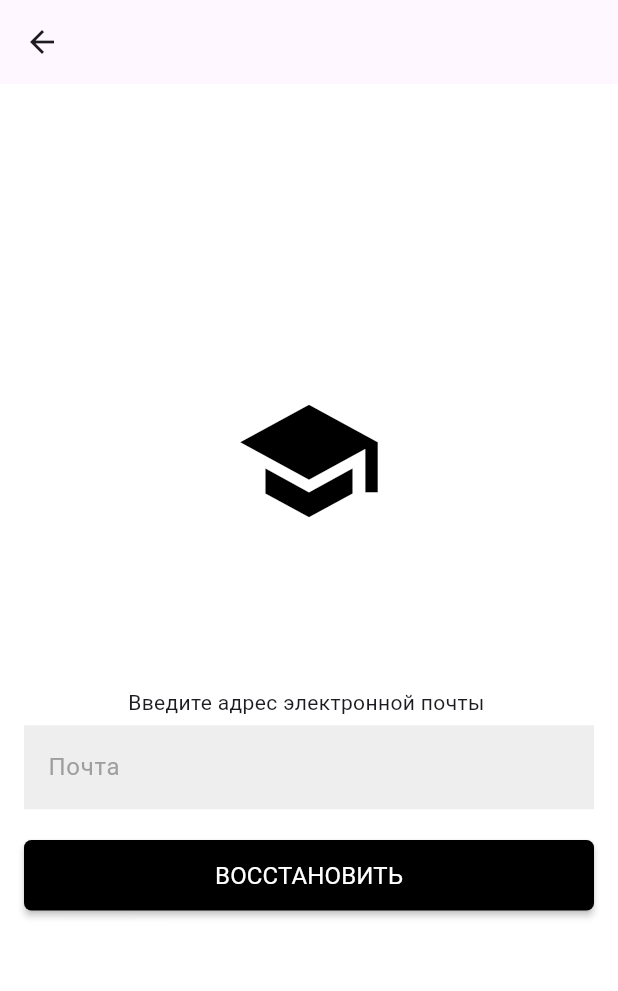
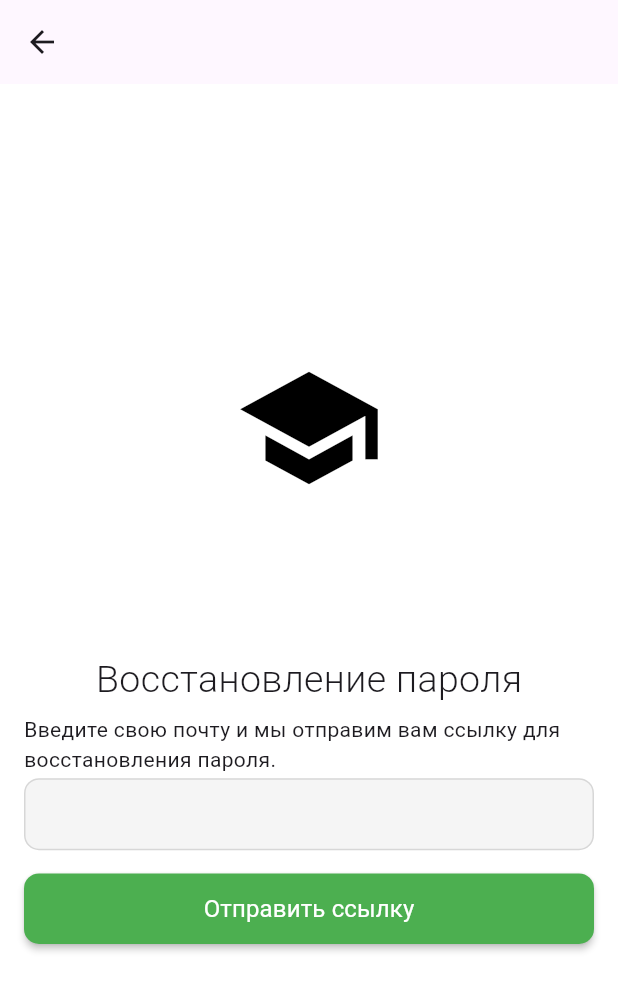
Before and after one commit to ascial/education_control, a Flutter app: the screen it shows after launch, after a tap on "Забыли пароль?", on a phone screen of 412 x 824 dp. Shown: the top 991 px of the screen. Run offline on Flutter 3.47's test engine with Material 3 defaults, Android fonts, the phone set to English and light mode, and no system bars; our stand-ins replace cloud_firestore, firebase_auth, firebase_core; accounts and stored records are empty.

Commit message:
remaking auth screens UI's

```diff
--- a/lib/features/auth2/view/forgot_password_screen.dart
+++ b/lib/features/auth2/view/forgot_password_screen.dart
@@ -1,6 +1,6 @@
 import 'package:edu_sys/features/auth2/widgets/auth_button.dart';
-import 'package:edu_sys/features/auth2/widgets/auth_help_text.dart';
-import 'package:edu_sys/features/auth2/widgets/auth_textfield.dart';
+import 'package:edu_sys/features/auth2/widgets/auth_text_field.dart';
+import 'package:edu_sys/features/auth2/widgets/auth_type_text.dart';
 import 'package:flutter/material.dart';
 
 class ForgotPasswordScreen extends StatefulWidget {
@@ -17,28 +17,29 @@ class _ForgotPasswordScreenState extends State<ForgotPasswordScreen> {
   Widget build(BuildContext context) {
     return Scaffold(
       appBar: AppBar(),
-      body: Center(
+      body: SafeArea(
+        child: Center(
           child: Column(
             mainAxisAlignment: MainAxisAlignment.center,
             children: [
               const Icon(Icons.school, size: 100, color: Colors.black),
               const SizedBox(height: 100),
-            AuthHelpText(
-              text: 'Введите адрес электронной почты',
-              activeText: '',
-              alignment: MainAxisAlignment.center,
-              onTap: () {},
+              const AuthTypeText(text: 'Восстановление пароля'),
+              const Padding(
+                padding: EdgeInsets.symmetric(horizontal: 16),
+                child: Text(
+                    'Введите свою почту и мы отправим вам ссылку для восстановления пароля.'),
               ),
               AuthTextField(
-              hint: 'Почта',
                 obscureText: false,
                 controller: emailController,
               ),
               AuthButton(
                 onPressed: () {},
-              text: 'ВОССТАНОВИТЬ',
+                text: 'Отправить ссылку',
               )
             ],
+          ),
         ),
       ),
     );
--- a/lib/features/auth2/view/login_screen.dart
+++ b/lib/features/auth2/view/login_screen.dart
@@ -1,6 +1,7 @@
-import 'package:edu_sys/features/auth2/widgets/auth_help_text.dart';
+import 'package:edu_sys/features/auth2/widgets/auth_active_text.dart';
 import 'package:edu_sys/features/auth2/widgets/auth_button.dart';
-import 'package:edu_sys/features/auth2/widgets/auth_textfield.dart';
+import 'package:edu_sys/features/auth2/widgets/auth_type_text.dart';
+import 'package:edu_sys/features/auth2/widgets/auth_text_field.dart';
 import 'package:edu_sys/repositories/auth/auth_repository.dart';
 import 'package:flutter/material.dart';
 
@@ -35,40 +36,41 @@ class _LoginScreenState extends State<LoginScreen> {
             children: [
               const Icon(Icons.school, size: 100, color: Colors.black),
               const SizedBox(height: 100),
-              AuthTextField(
-                hint: 'Почта',
-                obscureText: false,
-                controller: emailController,
+              const AuthTypeText(text: 'Вход'),
+              const Padding(
+                padding: EdgeInsets.symmetric(horizontal: 16),
+                child: Row(
+                  children: [
+                    Text('Почта'),
+                  ],
+                ),
               ),
-              AuthTextField(
-                hint: 'Пароль',
-                obscureText: true,
-                controller: passwordController,
+              AuthTextField(controller: emailController, obscureText: false),
+              Padding(
+                padding: const EdgeInsets.symmetric(horizontal: 16),
+                child: Row(
+                  children: [
+                    const Text('Пароль'),
+                    const Spacer(),
+                    AuthActiveText(
+                        text: 'Забыли пароль?',
+                        onTap: () {
+                          Navigator.of(context).pushNamed('/forgot_password');
+                        }),
+                  ],
+                ),
               ),
-              AuthHelpText(
-                text: '',
-                activeText: 'Забыли пароль?',
-                alignment: MainAxisAlignment.end,
-                onTap: () {
-                  Navigator.of(context).pushNamed('/forgot_password');
-                },
-              ),
-              AuthButton(
-                text: 'ВОЙТИ',
-                onPressed: () {
-                  authRepository.signIn(
-                    emailController.text.trim(),
-                    passwordController.text.trim(),
-                  );
-                },
-              ),
-              AuthHelpText(
-                text: 'Нет аккаунта?',
-                activeText: 'Зарегистрируйтесь',
-                alignment: MainAxisAlignment.center,
-                onTap: () {
-                  Navigator.of(context).pushNamed('/register');
-                },
+              AuthTextField(controller: passwordController, obscureText: true),
+              AuthButton(onPressed: () {}, text: 'Войти'),
+              Padding(
+                padding: const EdgeInsets.symmetric(horizontal: 16),
+                child: Row(
+                  mainAxisAlignment: MainAxisAlignment.center,
+                  children: [
+                    const Text('Нет аккаунта? '),
+                    AuthActiveText(text: 'Зарегистрироваться', onTap: () {}),
+                  ],
+                ),
               ),
             ],
           ),
--- /dev/null
+++ b/lib/features/auth2/widgets/auth_active_text.dart
@@ -0,0 +1,23 @@
+import 'package:flutter/material.dart';
+
+class AuthActiveText extends StatelessWidget {
+  final String text;
+  final void Function() onTap;
+
+  const AuthActiveText({
+    super.key,
+    required this.text,
+    required this.onTap,
+  });
+
+  @override
+  Widget build(BuildContext context) {
+    return InkWell(
+      onTap: onTap,
+      child: Text(
+        text,
+        style: const TextStyle(color: Colors.blueAccent),
+      ),
+    );
+  }
+}
--- a/lib/features/auth2/widgets/auth_button.dart
+++ b/lib/features/auth2/widgets/auth_button.dart
@@ -13,13 +13,13 @@ class AuthButton extends StatelessWidget {
   @override
   Widget build(BuildContext context) {
     return Padding(
-      padding: const EdgeInsets.symmetric(horizontal: 16, vertical: 15),
+      padding: const EdgeInsets.only(right: 16, left: 16, top: 5, bottom: 15),
       child: MaterialButton(
         padding: const EdgeInsets.symmetric(vertical: 12),
-        color: Colors.black,
+        color: Colors.green,
         textColor: Colors.white,
         minWidth: double.infinity,
-        shape: RoundedRectangleBorder(borderRadius: BorderRadius.circular(5)),
+        shape: RoundedRectangleBorder(borderRadius: BorderRadius.circular(10)),
         onPressed: onPressed,
         child: Text(
           text,
--- a/lib/features/auth2/widgets/auth_help_text.dart
+++ /dev/null
@@ -1,37 +0,0 @@
-import 'package:flutter/material.dart';
-
-class AuthHelpText extends StatelessWidget {
-  final String text, activeText;
-  final MainAxisAlignment alignment;
-  final void Function() onTap;
-
-  const AuthHelpText({
-    super.key,
-    required this.text,
-    required this.activeText,
-    required this.alignment,
-    required this.onTap,
-  });
-
-  @override
-  Widget build(BuildContext context) {
-    return Padding(
-      padding: const EdgeInsets.symmetric(horizontal: 16, vertical: 0),
-      child: Row(
-        mainAxisAlignment: alignment,
-        children: [
-          Text(
-            '$text ',
-          ),
-          InkWell(
-            onTap: onTap,
-            child: Text(
-              activeText,
-              style: const TextStyle(color: Colors.blue),
-            ),
-          ),
-        ],
-      ),
-    );
-  }
-}
--- /dev/null
+++ b/lib/features/auth2/widgets/auth_text_field.dart
@@ -0,0 +1,42 @@
+import 'package:flutter/material.dart';
+
+class AuthTextField extends StatelessWidget {
+  final TextEditingController controller;
+  final bool obscureText;
+
+  const AuthTextField({
+    super.key,
+    required this.controller,
+    required this.obscureText,
+  });
+
+  @override
+  Widget build(BuildContext context) {
+    return Padding(
+      padding: const EdgeInsets.only(right: 16, left: 16, bottom: 10, top: 2.5),
+      child: TextField(
+        decoration: InputDecoration(
+          enabledBorder: OutlineInputBorder(
+            borderRadius: BorderRadius.circular(10),
+            borderSide: const BorderSide(color: Colors.black12),
+          ),
+          focusedBorder: OutlineInputBorder(
+            borderRadius: BorderRadius.circular(10),
+            borderSide: const BorderSide(
+              color: Colors.blueAccent,
+              width: 2,
+            ),
+          ),
+          fillColor: Colors.grey[100],
+          filled: true,
+          contentPadding:
+              const EdgeInsets.symmetric(vertical: 12, horizontal: 12),
+        ),
+        controller: controller,
+        cursorColor: Colors.black,
+        cursorWidth: 1,
+        obscureText: obscureText,
+      ),
+    );
+  }
+}
--- a/lib/features/auth2/widgets/auth_textfield.dart
+++ /dev/null
@@ -1,43 +0,0 @@
-import 'package:flutter/material.dart';
-
-class AuthTextField extends StatelessWidget {
-  final TextEditingController controller;
-  final String hint;
-  final bool obscureText;
-
-  const AuthTextField({
-    super.key,
-    required this.hint,
-    required this.obscureText,
-    required this.controller,
-  });
-
-  @override
-  Widget build(BuildContext context) {
-    return Padding(
-      padding: const EdgeInsets.symmetric(horizontal: 16, vertical: 5),
-      child: TextField(
-        controller: controller,
-        cursorColor: Colors.black,
-        obscureText: obscureText,
-        decoration: InputDecoration(
-          enabledBorder: InputBorder.none,
-          focusedBorder: const OutlineInputBorder(
-            borderSide: BorderSide(color: Colors.black),
-            borderRadius: BorderRadius.zero,
-          ),
-          fillColor: Colors.grey[200],
-          filled: true,
-          hintText: hint,
-          hintStyle: const TextStyle(
-            color: Colors.grey,
-            fontSize: 16,
-            fontWeight: FontWeight.normal,
-          ),
-          contentPadding:
-              const EdgeInsets.symmetric(vertical: 16, horizontal: 12),
-        ),
-      ),
-    );
-  }
-}
--- /dev/null
+++ b/lib/features/auth2/widgets/auth_type_text.dart
@@ -0,0 +1,20 @@
+import 'package:flutter/material.dart';
+
+class AuthTypeText extends StatelessWidget {
+  final String text;
+  const AuthTypeText({super.key, required this.text});
+
+  @override
+  Widget build(BuildContext context) {
+    return Padding(
+      padding: const EdgeInsets.only(bottom: 5),
+      child: Text(
+        text,
+        style: const TextStyle(
+          fontSize: 25,
+          fontWeight: FontWeight.w300,
+        ),
+      ),
+    );
+  }
+}
--- a/lib/router/router.dart
+++ b/lib/router/router.dart
@@ -5,7 +5,7 @@ import 'package:edu_sys/features/auth2/view/register_screen.dart';
 
 final router = {
   '/': (context) => const AuthStateRedirect(),
-  '/register': (context) => const RegisterScreen(),
+  // '/register': (context) => const RegisterScreen(),
   '/login': (context) => const LoginScreen(),
   '/forgot_password': (context) => const ForgotPasswordScreen(),
 };
```
Also changed, not shown: lib/features/auth2/view/register_screen.dart (+93 -89 lines). Lines whose indentation alone changed are shown as unchanged.
